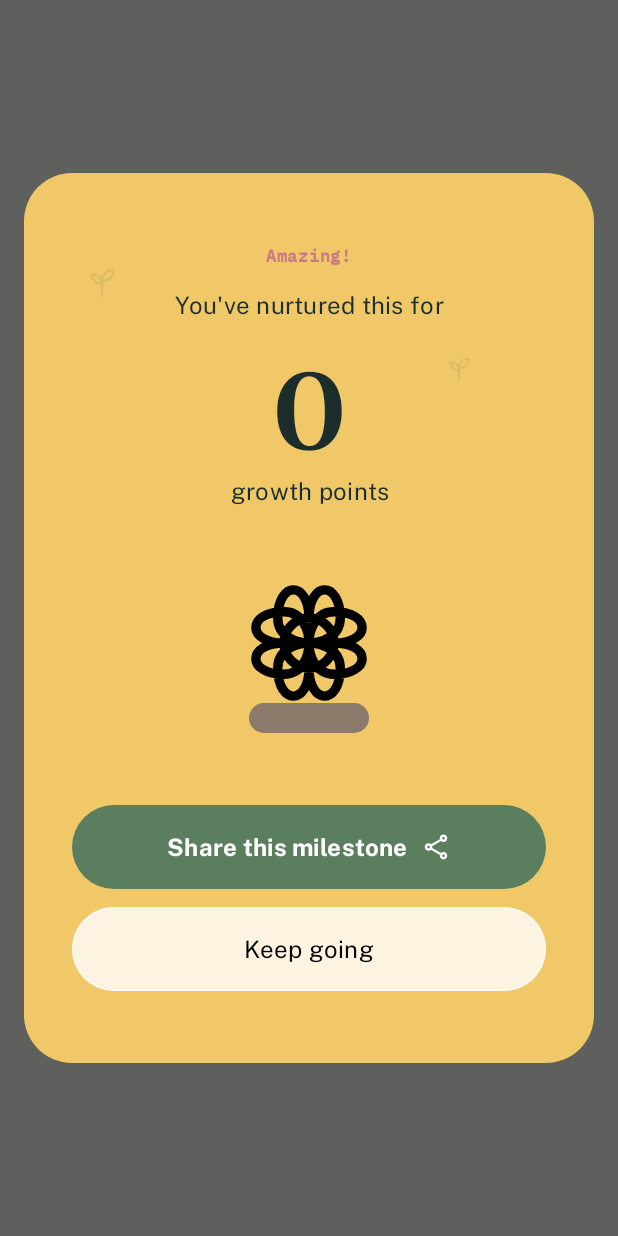
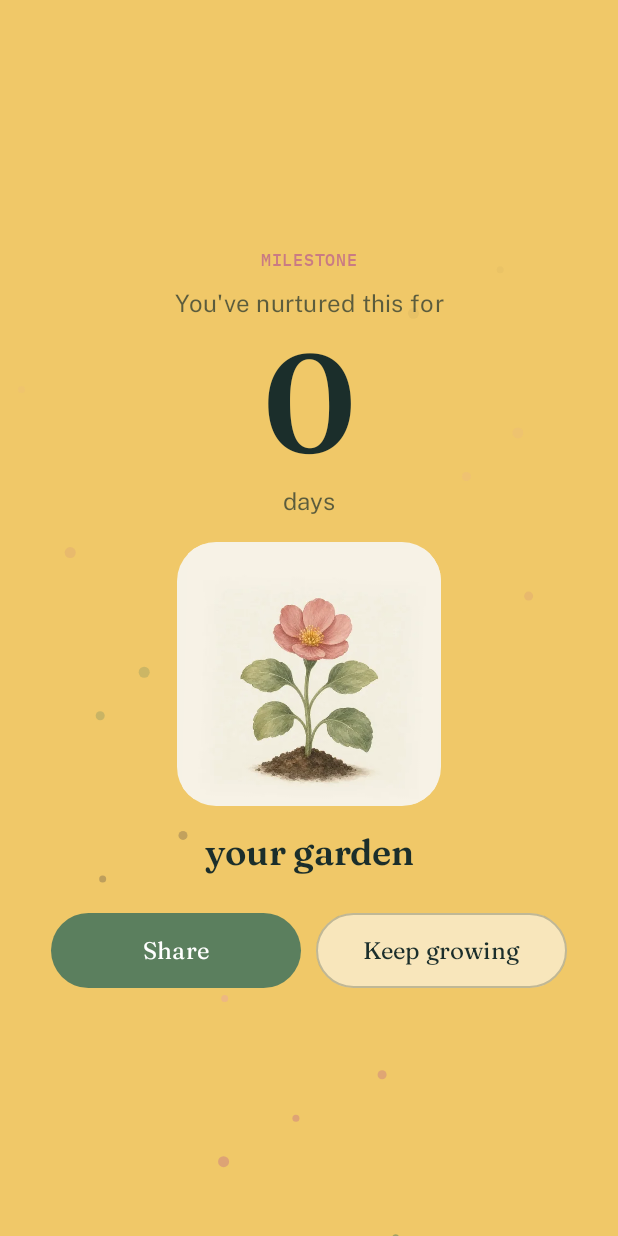
Before and after one commit to JosephOnifade1/spout_app, an Android app built with Jetpack Compose: the composable MilestoneModal called with empty values, on a phone screen of 412 x 824 dp. Run offline under Robolectric (Android 15) with nearby library versions, the phone set to English and light mode, and no system bars; 5 statements that could not run were skipped.

Commit message:
Phase 4: the milestone is a moment, not a receipt
The old modal: a rounded card, a flat bloom glyph, the words 'growth points' under a
day count, and dead space. It said 'Amazing!' and then handed you two buttons.

- full-bleed butter surface instead of a small card
- petals and husk fragments drift out of the soil line (Canvas, deterministic scatter)
- the plant breathes and sways, framed on its own paper so it belongs to the scene
- the day count rolls up from zero
- 'days', not 'growth points' — milestone.tier is a streak
- habit title and the milestone's own encouragement line are now shown; the call
  site had them and never passed them
- tap anywhere to skip; everything settles inside ~1.8s
- MilestoneCelebration split out of MilestoneModal because a Dialog renders in its
  own window, which Robolectric screenshots cannot reliably capture
- all motion gated on LocalPlantMotionEnabled, so screenshots are deterministic and
  an infinite animation cannot stop Compose reaching idle

Co-authored-by: arena-agent <297053741+arena-agent@users.noreply.github.com>

```diff
--- a/app/src/main/java/com/example/AppNavigation.kt
+++ b/app/src/main/java/com/example/AppNavigation.kt
@@ -85,6 +85,8 @@ fun PerennialApp(themeViewModel: ThemeViewModel) {
     milestoneToCelebrate?.let { milestone ->
         MilestoneModal(
             streak = milestone.tier,
+            habitTitle = milestone.habitTitle.ifBlank { null },
+            encouragement = milestone.encouragementLine.ifBlank { null },
             onShare = {
                 navController.navigate("share/${milestone.habitId}")
                 milestoneToCelebrate = null
--- a/app/src/main/java/com/example/ui/screens/MilestoneModal.kt
+++ b/app/src/main/java/com/example/ui/screens/MilestoneModal.kt
@@ -1,125 +1,207 @@
 package com.example.ui.screens
 
+import androidx.compose.animation.core.LinearEasing
+import androidx.compose.animation.core.RepeatMode
+import androidx.compose.animation.core.animateFloat
+import androidx.compose.animation.core.animateIntAsState
+import androidx.compose.animation.core.infiniteRepeatable
+import androidx.compose.animation.core.rememberInfiniteTransition
+import androidx.compose.animation.core.tween
 import androidx.compose.foundation.BorderStroke
-import androidx.compose.foundation.Image
-import androidx.compose.foundation.background
-import androidx.compose.foundation.layout.*
+import androidx.compose.foundation.Canvas
+import androidx.compose.foundation.clickable
+import androidx.compose.foundation.interaction.MutableInteractionSource
+import androidx.compose.foundation.layout.Arrangement
+import androidx.compose.foundation.layout.Box
+import androidx.compose.foundation.layout.Column
+import androidx.compose.foundation.layout.Row
+import androidx.compose.foundation.layout.Spacer
+import androidx.compose.foundation.layout.fillMaxSize
+import androidx.compose.foundation.layout.fillMaxWidth
+import androidx.compose.foundation.layout.height
+import androidx.compose.foundation.layout.padding
+import androidx.compose.foundation.layout.size
 import androidx.compose.foundation.shape.CircleShape
 import androidx.compose.foundation.shape.RoundedCornerShape
-import androidx.compose.material.icons.Icons
-import androidx.compose.material.icons.outlined.Share
-import androidx.compose.material3.*
-import androidx.compose.runtime.*
+import androidx.compose.material3.Button
+import androidx.compose.material3.ButtonDefaults
+import androidx.compose.material3.MaterialTheme
+import androidx.compose.material3.OutlinedButton
+import androidx.compose.material3.Surface
+import androidx.compose.material3.Text
+import androidx.compose.runtime.Composable
+import androidx.compose.runtime.LaunchedEffect
+import androidx.compose.runtime.getValue
+import androidx.compose.runtime.mutableIntStateOf
+import androidx.compose.runtime.remember
+import androidx.compose.runtime.setValue
 import androidx.compose.ui.Alignment
 import androidx.compose.ui.Modifier
-import androidx.compose.ui.draw.alpha
+import androidx.compose.ui.geometry.Offset
 import androidx.compose.ui.graphics.Color
-import androidx.compose.ui.res.painterResource
-import androidx.compose.ui.text.font.FontWeight
+import androidx.compose.ui.graphics.graphicsLayer
 import androidx.compose.ui.text.style.TextAlign
 import androidx.compose.ui.unit.dp
 import androidx.compose.ui.unit.sp
 import androidx.compose.ui.window.Dialog
-import com.example.ui.theme.AppIcons
+import androidx.compose.ui.window.DialogProperties
+import com.example.ui.components.LocalPlantMotionEnabled
+import com.example.ui.components.PlantFraming
+import com.example.ui.components.PlantPortrait
+import com.example.ui.components.PlantStage
+import com.example.ui.theme.BloomPink
 import com.example.ui.theme.Butter
+import com.example.ui.theme.DustyClay
+import com.example.ui.theme.InkTeal
+import com.example.ui.theme.Moss
+import com.example.ui.theme.PaperCream
 import com.example.ui.theme.PerennialTypography
+import com.example.ui.theme.SoilDeep
+import kotlin.math.sin
 
+/**
+ * The 7 / 30 / 100 moment.
+ *
+ * Previously a rounded card with a flat glyph, the words "growth points" under a day count, and
+ * a lot of dead space — it read like a receipt. This is a full-bleed celebration: butter light,
+ * petals drifting out of the soil, the plant breathing, the number counting up. Skips on tap and
+ * finishes inside ~1.8s, so it never becomes something to dismiss.
+ */
 @Composable
 fun MilestoneModal(
     streak: Int,
     onShare: () -> Unit,
-    onDismiss: () -> Unit
+    onDismiss: () -> Unit,
+    habitTitle: String? = null,
+    encouragement: String? = null
 ) {
-    Dialog(onDismissRequest = onDismiss) {
-        Card(
+    Dialog(
+        onDismissRequest = onDismiss,
+        properties = DialogProperties(
+            usePlatformDefaultWidth = false,
+            decorFitsSystemWindows = false
+        )
+    ) {
+        MilestoneCelebration(
+            streak = streak,
+            onShare = onShare,
+            onDismiss = onDismiss,
+            habitTitle = habitTitle,
+            encouragement = encouragement
+        )
+    }
+}
+
+/**
+ * The celebration itself, without the window around it.
+ *
+ * Split out because a Dialog renders in its own window, which Robolectric screenshots do not
+ * reliably capture — rendering this directly is what makes the milestone reviewable in CI.
+ */
+@Composable
+fun MilestoneCelebration(
+    streak: Int,
+    onShare: () -> Unit,
+    onDismiss: () -> Unit,
+    habitTitle: String? = null,
+    encouragement: String? = null
+) {
+    val motionEnabled = LocalPlantMotionEnabled.current
+
+    Surface(
+        color = Butter,
         modifier = Modifier
-                .fillMaxWidth()
-                .padding(16.dp),
-            shape = RoundedCornerShape(32.dp),
-            colors = CardDefaults.cardColors(containerColor = Butter)
+            .fillMaxSize()
+            // Tap anywhere to skip — the celebration is not something to be trapped in.
+            .clickable(
+                interactionSource = remember { MutableInteractionSource() },
+                indication = null,
+                onClick = onDismiss
+            )
     ) {
-            Box(modifier = Modifier.fillMaxWidth()) {
-                // Decorative elements (low opacity leaves/sparkles)
-                DecorativeElements()
+        Box(modifier = Modifier.fillMaxSize()) {
+            PetalDrift(modifier = Modifier.fillMaxSize(), enabled = motionEnabled)
 
             Column(
                 modifier = Modifier
-                        .padding(horizontal = 32.dp, vertical = 48.dp)
-                        .fillMaxWidth(),
-                    horizontalAlignment = Alignment.CenterHorizontally
+                    .fillMaxSize()
+                    .padding(horizontal = 34.dp, vertical = 40.dp),
+                horizontalAlignment = Alignment.CenterHorizontally,
+                verticalArrangement = Arrangement.Center
             ) {
                 Text(
-                        "Amazing!",
-                        style = PerennialTypography.LabelSmallMono.copy(fontWeight = FontWeight.Bold),
-                        color = Color(0xFFC97B84) // Dusty Clay accent
+                    text = "MILESTONE",
+                    style = MaterialTheme.typography.labelSmall,
+                    color = DustyClay
                 )
-                    Spacer(modifier = Modifier.height(16.dp))
+                Spacer(Modifier.height(12.dp))
                 Text(
-                        "You've nurtured this for",
-                        style = PerennialTypography.BodyLarge,
-                        textAlign = TextAlign.Center
-                    )
-                    Spacer(modifier = Modifier.height(16.dp))
-                    Text(
-                        streak.toString(),
-                        style = PerennialTypography.HeadlineLarge.copy(fontSize = 72.sp),
-                        textAlign = TextAlign.Center
-                    )
-                    Text(
-                        "growth points",
-                        style = PerennialTypography.BodyLarge,
+                    text = "You've nurtured this for",
+                    style = MaterialTheme.typography.bodyLarge,
+                    color = MutedInk(),
                     textAlign = TextAlign.Center
                 )
 
-                    Spacer(modifier = Modifier.height(32.dp))
+                MilestoneCount(streak = streak, enabled = motionEnabled)
 
-                    // Bloom illustration in soil mound
-                    Box(contentAlignment = Alignment.BottomCenter, modifier = Modifier.size(120.dp)) {
-                        // Soil mound (simplified)
-                        Box(
-                            modifier = Modifier
-                                .width(80.dp)
-                                .height(20.dp)
-                                .background(Color(0xFF8C7A6B), RoundedCornerShape(10.dp))
+                Text(
+                    text = if (streak == 1) "day" else "days",
+                    style = MaterialTheme.typography.bodyLarge,
+                    color = MutedInk(),
+                    textAlign = TextAlign.Center
                 )
-                        Image(
-                            painter = painterResource(id = AppIcons.GrowthBloom),
-                            contentDescription = null,
-                            modifier = Modifier
-                                .size(100.dp)
-                                .offset(y = (-10).dp)
+
+                Spacer(Modifier.height(18.dp))
+
+                BreathingPlant(enabled = motionEnabled)
+
+                Spacer(Modifier.height(16.dp))
+
+                Text(
+                    text = habitTitle ?: "your garden",
+                    style = MaterialTheme.typography.headlineSmall,
+                    color = InkTeal,
+                    textAlign = TextAlign.Center
+                )
+
+                if (!encouragement.isNullOrBlank()) {
+                    Spacer(Modifier.height(6.dp))
+                    Text(
+                        text = encouragement,
+                        style = MaterialTheme.typography.bodyMedium,
+                        color = MutedInk(),
+                        textAlign = TextAlign.Center
                     )
                 }
 
-                    Spacer(modifier = Modifier.height(48.dp))
+                Spacer(Modifier.height(26.dp))
 
+                Row(
+                    modifier = Modifier.fillMaxWidth(),
+                    horizontalArrangement = Arrangement.spacedBy(10.dp)
+                ) {
                     Button(
                         onClick = onShare,
-                        modifier = Modifier
-                            .fillMaxWidth()
-                            .height(56.dp),
-                        shape = RoundedCornerShape(28.dp),
-                        colors = ButtonDefaults.buttonColors(containerColor = Color(0xFF5B7F5E))
+                        modifier = Modifier.weight(1f).height(50.dp),
+                        shape = CircleShape,
+                        colors = ButtonDefaults.buttonColors(
+                            containerColor = Moss,
+                            contentColor = Color.White
+                        )
                     ) {
-                        Row(verticalAlignment = Alignment.CenterVertically) {
-                            Text("Share this milestone", style = PerennialTypography.BodyLarge.copy(fontWeight = FontWeight.Bold))
-                            Spacer(modifier = Modifier.width(8.dp))
-                            Icon(Icons.Outlined.Share, contentDescription = null, modifier = Modifier.size(20.dp))
+                        Text("Share", style = MaterialTheme.typography.titleMedium)
                     }
-                    }
-
-                    Spacer(modifier = Modifier.height(12.dp))
-
                     OutlinedButton(
                         onClick = onDismiss,
-                        modifier = Modifier
-                            .fillMaxWidth()
-                            .height(56.dp),
-                        shape = RoundedCornerShape(28.dp),
-                        border = BorderStroke(1.dp, Color.White.copy(alpha = 0.5f)),
-                        colors = ButtonDefaults.outlinedButtonColors(containerColor = Color.White.copy(alpha = 0.8f))
+                        modifier = Modifier.weight(1f).height(50.dp),
+                        shape = CircleShape,
+                        border = BorderStroke(1.dp, InkTeal.copy(alpha = 0.25f)),
+                        colors = ButtonDefaults.outlinedButtonColors(
+                            containerColor = Color.White.copy(alpha = 0.55f),
+                            contentColor = InkTeal
+                        )
                     ) {
-                        Text("Keep going", style = PerennialTypography.BodyLarge, color = Color.Black)
+                        Text("Keep growing", style = MaterialTheme.typography.titleMedium)
                     }
                 }
             }
@@ -127,28 +209,109 @@ fun MilestoneModal(
     }
 }
 
+/** Muted ink against butter; butter is light, so ink at 70% reads calmer than black. */
 @Composable
-private fun DecorativeElements() {
-    // Simple low-opacity leaves/sparkles scattered
-    Box(modifier = Modifier.fillMaxWidth().height(400.dp)) {
-        // Just a few icons for visual flair
-        Icon(
-            painter = painterResource(id = AppIcons.PerennialOutline),
-            contentDescription = null,
-            modifier = Modifier
-                .size(24.dp)
-                .offset(x = 40.dp, y = 60.dp)
-                .alpha(0.1f),
-            tint = Color.DarkGray
+private fun MutedInk(): Color = InkTeal.copy(alpha = 0.70f)
+
+@Composable
+private fun MilestoneCount(streak: Int, enabled: Boolean) {
+    var target by remember { mutableIntStateOf(if (enabled) 0 else streak) }
+    LaunchedEffect(streak, enabled) { if (enabled) target = streak }
+
+    val value by animateIntAsState(
+        targetValue = target,
+        animationSpec = tween(durationMillis = 900),
+        label = "milestoneCount"
     )
-        Icon(
-            painter = painterResource(id = AppIcons.PerennialOutline),
-            contentDescription = null,
-            modifier = Modifier
-                .size(20.dp)
-                .offset(x = 280.dp, y = 120.dp)
-                .alpha(0.1f),
-            tint = Color.DarkGray
+
+    Text(
+        text = value.toString(),
+        style = PerennialTypography.HeadlineLarge.copy(fontSize = 92.sp, lineHeight = 100.sp),
+        color = InkTeal,
+        textAlign = TextAlign.Center
+    )
+}
+
+@Composable
+private fun BreathingPlant(enabled: Boolean) {
+    val scale: Float = if (enabled) {
+        val transition = rememberInfiniteTransition(label = "breathe")
+        val breathe by transition.animateFloat(
+            initialValue = 1f,
+            targetValue = 1.045f,
+            animationSpec = infiniteRepeatable(
+                animation = tween(durationMillis = 1800, easing = LinearEasing),
+                repeatMode = RepeatMode.Reverse
+            ),
+            label = "breatheScale"
+        )
+        breathe
+    } else {
+        1f
+    }
+
+    // Framed on cream: the illustration is opaque paper, so an unframed square on butter would
+    // look pasted in rather than part of the scene.
+    Surface(
+        color = PaperCream,
+        shape = RoundedCornerShape(26.dp),
+        modifier = Modifier.size(176.dp)
+    ) {
+        Box(contentAlignment = Alignment.Center) {
+            PlantPortrait(
+                stage = PlantStage.BLOOM,
+                size = 166.dp,
+                framing = PlantFraming.CARD,
+                sway = enabled,
+                swayPeriodMillis = 3400,
+                modifier = Modifier.graphicsLayer {
+                    scaleX = scale
+                    scaleY = scale
+                }
             )
         }
     }
+}
+
+/**
+ * Petals and husk fragments drifting up from the soil line.
+ *
+ * No infinite transition when motion is off: an animation that never settles stops Compose from
+ * reaching idle, and screenshot tests would hang.
+ */
+@Composable
+private fun PetalDrift(modifier: Modifier = Modifier, enabled: Boolean) {
+    if (!enabled) return
+
+    val transition = rememberInfiniteTransition(label = "petalDrift")
+    val phase by transition.animateFloat(
+        initialValue = 0f,
+        targetValue = 1f,
+        animationSpec = infiniteRepeatable(
+            animation = tween(durationMillis = 3200, easing = LinearEasing),
+            repeatMode = RepeatMode.Restart
+        ),
+        label = "petalPhase"
+    )
+
+    Canvas(modifier = modifier) {
+        val palette = listOf(BloomPink, DustyClay, Moss, SoilDeep)
+        repeat(18) { index ->
+            // Deterministic scatter — no Random, so any given frame renders identically.
+            val across = ((index * 61) % 100) / 100f
+            val lagging = ((index * 37) % 100) / 100f
+            val progress = (phase + lagging) % 1f
+
+            val x = size.width * (0.06f + 0.88f * across) + sin(progress * 6f + index) * 16f
+            val y = size.height * (1.04f - progress * 0.88f)
+            val radius = 3.5f + (index % 3)
+            val alpha = (1f - progress).coerceIn(0f, 1f) * 0.55f
+
+            drawCircle(
+                color = palette[index % palette.size].copy(alpha = alpha),
+                radius = radius,
+                center = Offset(x, y)
+            )
+        }
+    }
+}
```
Also changed, not shown: 1 other file. Lines whose indentation alone changed are shown as unchanged.
